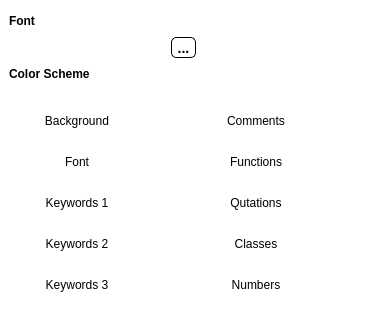
First picture: the form in App/colorpicker.ui, repository djeada/Lightpad, before the edit.
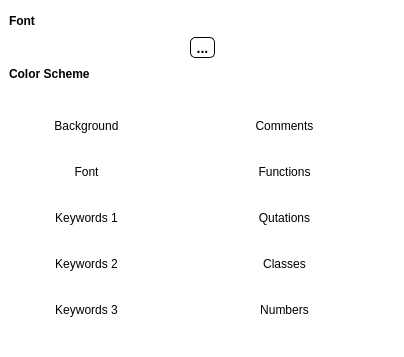
Second picture: the form after the edit.

Commit message: improved prefrences dialog, added view tab

Patch:
```diff
--- a/App/colorpicker.ui
+++ b/App/colorpicker.ui
@@ -6,8 +6,8 @@
    <rect>
     <x>0</x>
     <y>0</y>
-    <width>366</width>
-    <height>329</height>
+    <width>404</width>
+    <height>357</height>
    </rect>
   </property>
   <property name="windowTitle">
```
The commit also changes 7 other files.
